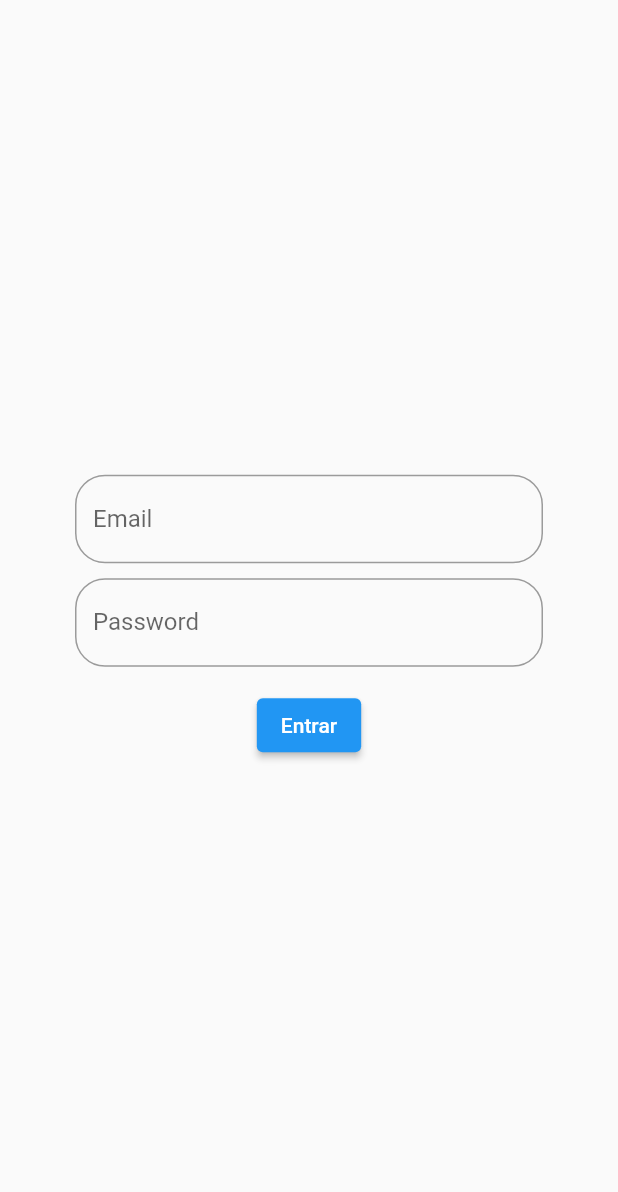
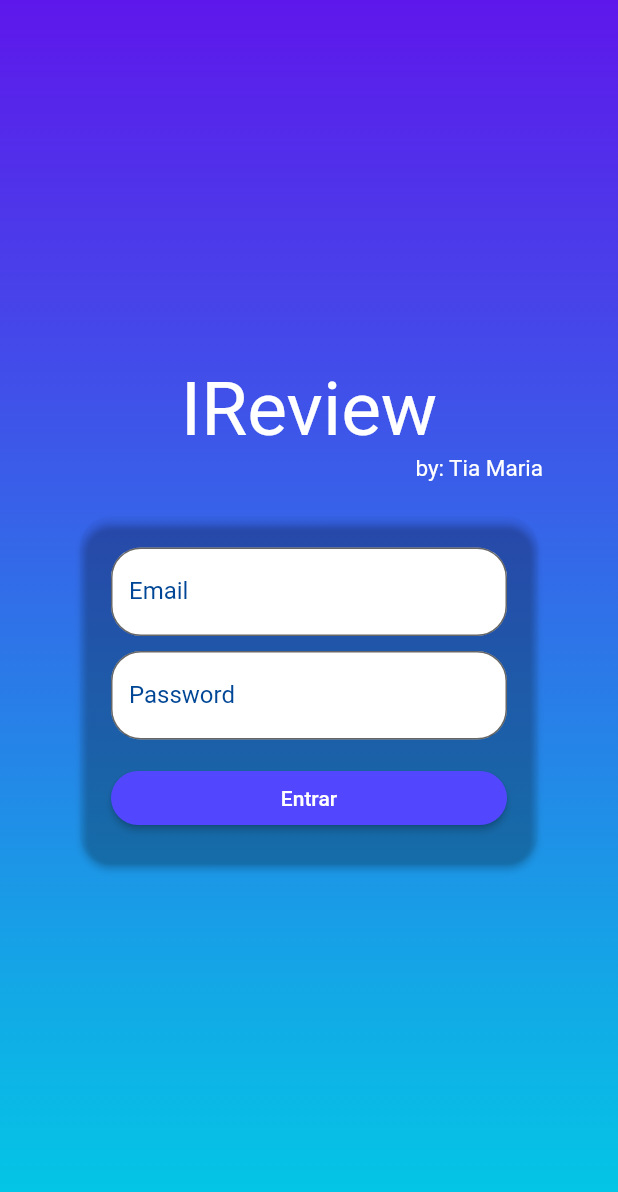
Before and after one commit to Eronaldo96/ireview, a Flutter app: the screen it shows after launch, on a phone screen of 412 x 824 dp. Shown: the top 1192 px of the screen. Run offline on Flutter 3.47's test engine with Material 2 defaults, Android fonts, the phone set to English and light mode, and no system bars.

Commit message:
atualização do login

```diff
--- a/lib/home_page.dart
+++ b/lib/home_page.dart
@@ -18,6 +18,9 @@ class HomePageState extends State<HomePage> {
   @override
   Widget build(BuildContext context) {
     return Scaffold(
+      drawer: Drawer(
+        child: Column(children: [ListTile()]),
+      ),
       appBar: AppBar(
         title: Center(
           child: Text('Home Page'),
--- a/lib/login_page.dart
+++ b/lib/login_page.dart
@@ -1,4 +1,4 @@
-// ignore_for_file: prefer_const_literals_to_create_immutables, prefer_const_constructors, avoid_print
+// ignore_for_file: prefer_const_literals_to_create_immutables, prefer_const_constructors, avoid_print, sized_box_for_whitespace, sort_child_properties_last, avoid_unnecessary_containers
 
 import 'package:flutter/material.dart';
 import 'package:ireview/home_page.dart';
@@ -13,10 +13,10 @@ class LoginPage extends StatefulWidget {
 class _LoginPageState extends State<LoginPage> {
   String email = '';
   String passWord = '';
-  @override
-  Widget build(BuildContext context) {
-    return Scaffold(
-      body: SingleChildScrollView(
+
+  Widget _body() {
+    return Container(
+      child: SingleChildScrollView(
         child: SizedBox(
           width: MediaQuery.of(context).size.width,
           height: MediaQuery.of(context).size.height,
@@ -25,6 +25,37 @@ class _LoginPageState extends State<LoginPage> {
             child: Column(
               mainAxisAlignment: MainAxisAlignment.center,
               children: [
+                Container(
+                  width: 250,
+                  child: Center(
+                    child: Text(
+                      'IReview',
+                      style: TextStyle(fontSize: 50, color: Colors.white),
+                    ),
+                  ),
+                ),
+                // Container(
+                //   child: Image.asset('assets/images/bird_2.jpg'),
+                // ),
+                Align(
+                  alignment: Alignment.centerRight,
+                  child: Text(
+                    'by: Tia Maria',
+                    style: TextStyle(fontSize: 15, color: Colors.white),
+                  ),
+                ),
+                Container(
+                  height: 20,
+                ),
+                Card(
+                  color: Colors.transparent,
+                  shape: RoundedRectangleBorder(
+                    borderRadius: BorderRadius.circular(20.0),
+                  ),
+                  elevation: 2, // Adicione uma elevação para o efeito de brilho
+                  child: Padding(
+                    padding: const EdgeInsets.all(20.0),
+                    child: Column(children: [
                       TextField(
                         onChanged: (text) {
                           email = text;
@@ -32,9 +63,14 @@ class _LoginPageState extends State<LoginPage> {
                         keyboardType: TextInputType.emailAddress,
                         decoration: InputDecoration(
                             labelText: 'Email',
+                            filled: true,
+                            fillColor: Colors.white,
+                            labelStyle: TextStyle(
+                              color: Color.fromARGB(255, 0, 70, 150),
+                            ),
                             border: OutlineInputBorder(
-                          borderRadius:
-                              const BorderRadius.all(Radius.circular(20.0)))),
+                                borderRadius: const BorderRadius.all(
+                                    Radius.circular(20.0)))),
                       ),
                       SizedBox(
                         height: 10,
@@ -46,9 +82,14 @@ class _LoginPageState extends State<LoginPage> {
                         obscureText: true,
                         decoration: InputDecoration(
                             labelText: 'Password',
+                            filled: true,
+                            fillColor: Colors.white,
+                            labelStyle: TextStyle(
+                              color: Color.fromARGB(255, 0, 70, 150),
+                            ),
                             border: OutlineInputBorder(
-                          borderRadius:
-                              const BorderRadius.all(Radius.circular(20.0)))),
+                                borderRadius: const BorderRadius.all(
+                                    Radius.circular(20.0)))),
                       ),
                       SizedBox(
                         height: 15,
@@ -60,8 +101,29 @@ class _LoginPageState extends State<LoginPage> {
                             Navigator.of(context).pushReplacementNamed('/home');
                           }
                         },
-                  child: Text('Entrar'),
+                        child: Container(
+                            width: double.infinity,
+                            child: Text(
+                              'Entrar',
+                              textAlign: TextAlign.center,
+                            )),
+                        style: ButtonStyle(
+                          shape:
+                              MaterialStateProperty.all<RoundedRectangleBorder>(
+                            RoundedRectangleBorder(
+                              borderRadius: BorderRadius.circular(
+                                  20), // Defina o borderRadius desejado
+                            ),
+                          ),
+                          // minimumSize: MaterialStateProperty.all(Size(300, 60)),
+                          backgroundColor: MaterialStateProperty.all<Color>(
+                              Color.fromARGB(
+                                  255, 82, 70, 255)), // Defina a cor do botão
+                        ),
                       )
+                    ]),
+                  ),
+                ),
               ],
             ),
           ),
@@ -69,4 +131,26 @@ class _LoginPageState extends State<LoginPage> {
       ),
     );
   }
+
+  @override
+  Widget build(BuildContext context) {
+    return Scaffold(
+        body: Stack(
+      children: [
+        Container(
+          decoration: BoxDecoration(
+            gradient: LinearGradient(
+              begin: Alignment.topCenter,
+              end: Alignment.bottomCenter,
+              colors: [
+                Color.fromARGB(255, 94, 23, 235),
+                Color(0xFF00CCE5), // Cor degradê #00CCE5
+              ],
+            ),
+          ),
+        ),
+        _body()
+      ],
+    ));
   }
+}
--- a/pubspec.yaml
+++ b/pubspec.yaml
@@ -59,9 +59,9 @@ flutter:
   uses-material-design: true
 
   # To add assets to your application, add an assets section, like this:
-  # assets:
-  #   - images/a_dot_burr.jpeg
-  #   - images/a_dot_ham.jpeg
+  assets:
+   - assets/images/bird_2.jpg
+
 
   # An image asset can refer to one or more resolution-specific "variants", see
   # https://flutter.dev/assets-and-images/#resolution-aware
```
Also changed, not shown: assets/images/bird_2.jpg (added). Lines whose indentation alone changed are shown as unchanged.
